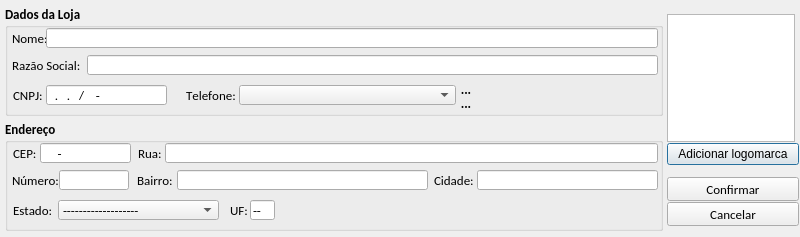
Before: the Qt Designer form loja/tela_cadastro_loja.ui in jmessias1725/sexloja, drawn with Qt 5.
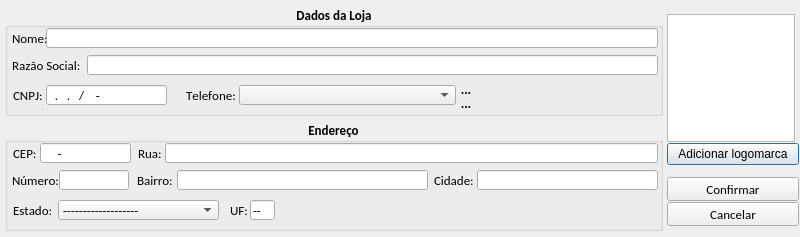
After: the same form once the commit is applied. Icons and pictures are not drawn.

```diff
--- a/loja/tela_cadastro_loja.ui
+++ b/loja/tela_cadastro_loja.ui
@@ -41,6 +41,9 @@
    <property name="title">
     <string>Dados da Loja</string>
    </property>
+   <property name="alignment">
+    <set>Qt::AlignCenter</set>
+   </property>
    <widget class="QLabel" name="lb_telefone">
     <property name="geometry">
      <rect>
@@ -373,6 +376,9 @@
    <property name="title">
     <string>Endereço</string>
    </property>
+   <property name="alignment">
+    <set>Qt::AlignCenter</set>
+   </property>
    <widget class="QLineEdit" name="le_cep">
     <property name="geometry">
      <rect>
@@ -984,7 +990,7 @@
    <zorder>le_uf</zorder>
    <zorder>cb_estado</zorder>
   </widget>
-  <widget class="QWidget" name="">
+  <widget class="QWidget" name="layoutWidget">
    <property name="geometry">
     <rect>
      <x>667</x>
```
